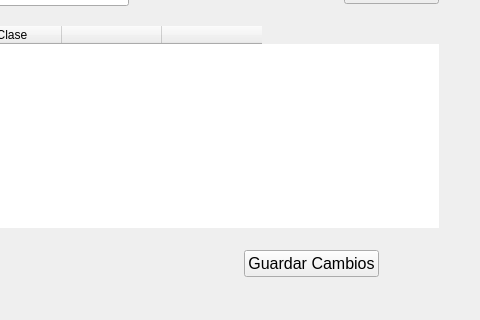
First picture: the form in blustock/ui/screens_uis/clases.ui, repository MaxAPBusiness/Blustock, before the edit; both pictures show x 279 to 759 and y 155 to 475 of the 759 by 475 pixel window.
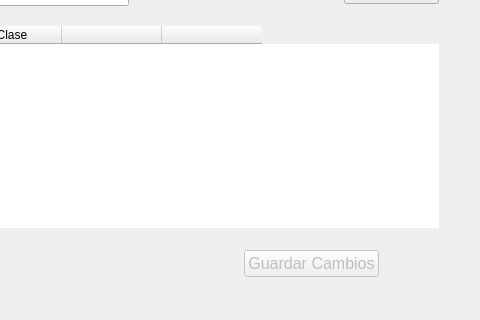
Second picture: the form after the edit. Icons and pictures are not drawn.

Diff of the .ui file:
```diff
--- a/blustock/ui/screens_uis/clases.ui
+++ b/blustock/ui/screens_uis/clases.ui
@@ -232,6 +232,9 @@
        </item>
        <item>
         <widget class="QPushButton" name="botonGuardar">
+         <property name="enabled">
+          <bool>false</bool>
+         </property>
          <property name="font">
           <font>
            <pointsize>12</pointsize>
```
